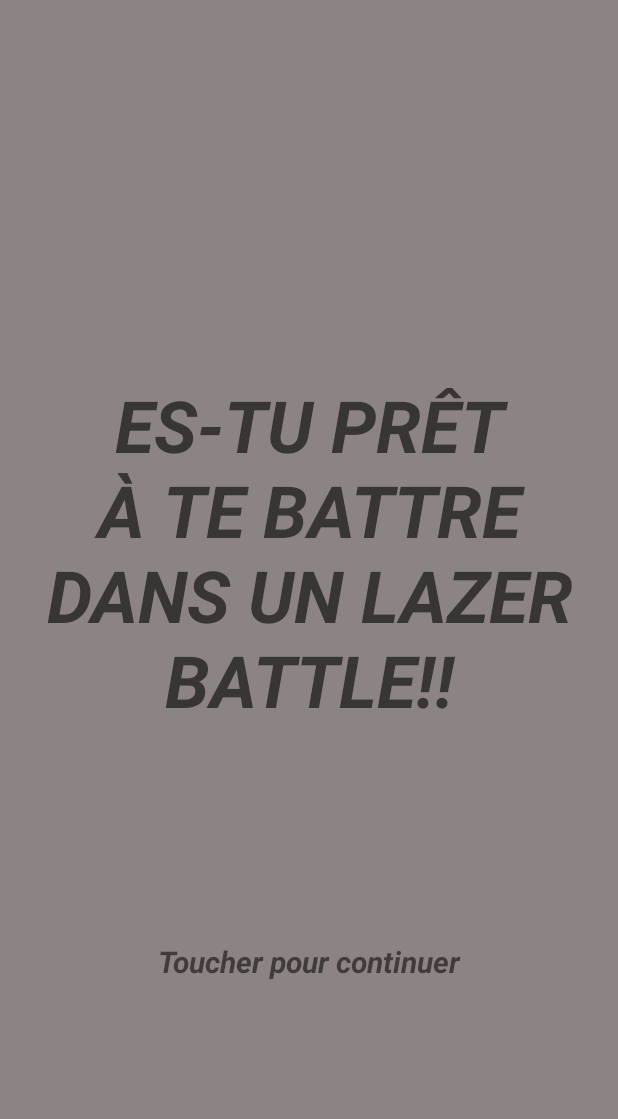
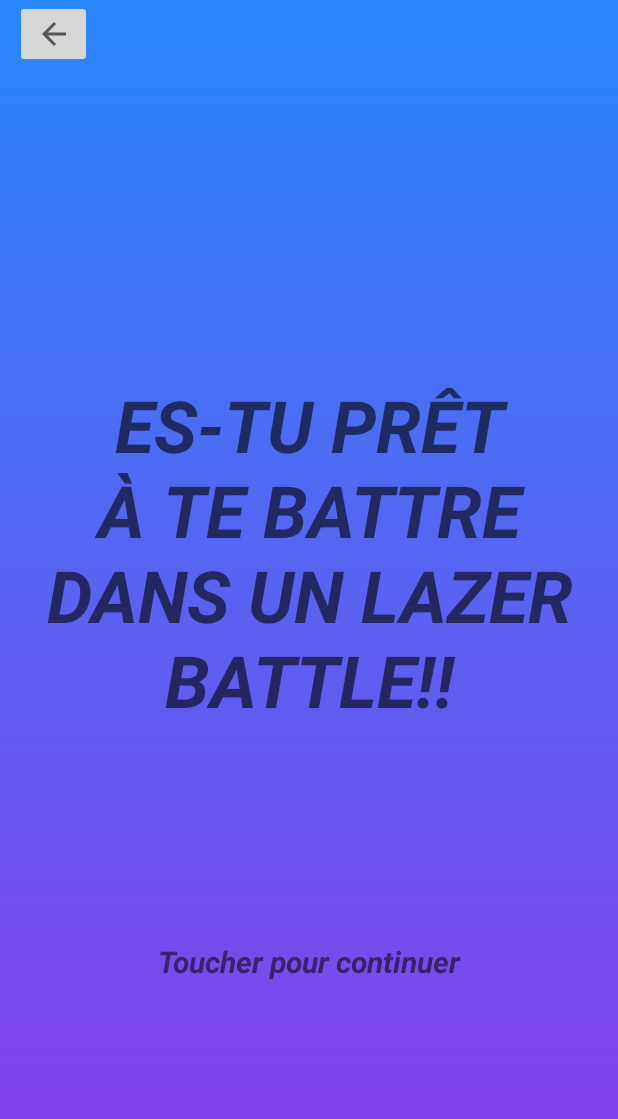
Before and after one commit to THlBQUT/MiniMaths, an Android app: the LazerBattle screen opened directly, with no data from a screen before it, on a phone screen of 412 x 824 dp. Shown: the top 1119 px of the screen. Run offline under Robolectric (Android 15) with nearby library versions, the phone set to English and light mode, and no system bars.

Commit message:
Lazer game

```diff
--- a/app/src/main/java/fr/ensisa/minimaths/Constantes.java
+++ b/app/src/main/java/fr/ensisa/minimaths/Constantes.java
@@ -11,4 +11,6 @@ public class Constantes {
     public static final String DEFAULT_DIFFICULTY = ID_DIFFICULTY_FACILE;
 
     public static final int MULTIPLIER_LAZER_BATTLE_FIGHT = 4;
+
+    public static final int SPEED_ANSWER_IA = 5000;
 }
--- /dev/null
+++ b/app/src/main/res/anim/defeat_dead_left_character.xml
@@ -0,0 +1,15 @@
+<?xml version="1.0" encoding="utf-8"?>
+<set xmlns:android="http://schemas.android.com/apk/res/android">
+    <rotate android:duration = "700"
+        android:fromDegrees="0"
+        android:toDegrees="540"
+        android:pivotX="100%"
+        android:pivotY="30%" />
+
+    <translate android:duration = "700"
+        android:fromXDelta = "0%"
+        android:fromYDelta="0%"
+        android:repeatCount = "0"
+        android:toYDelta="-100%"
+        android:toXDelta = "-150%"/>
+</set>
--- /dev/null
+++ b/app/src/main/res/anim/shakecombo.xml
@@ -0,0 +1,10 @@
+<?xml version="1.0" encoding="utf-8"?>
+<set xmlns:android="http://schemas.android.com/apk/res/android">
+    <translate android:duration = "100"
+        android:fromXDelta = "-3%"
+        android:fromYDelta="-3%"
+        android:repeatCount = "infinite"
+        android:repeatMode = "reverse"
+        android:toXDelta = "3%"
+        android:toYDelta="3%"/>
+</set>
--- /dev/null
+++ b/app/src/main/res/anim/victory_dead_right_character.xml
@@ -0,0 +1,15 @@
+<?xml version="1.0" encoding="utf-8"?>
+<set xmlns:android="http://schemas.android.com/apk/res/android">
+    <rotate android:duration = "700"
+        android:fromDegrees="0"
+        android:toDegrees="540"
+        android:pivotX="100%"
+        android:pivotY="30%" />
+
+    <translate android:duration = "700"
+        android:fromXDelta = "0%"
+        android:fromYDelta="0%"
+        android:repeatCount = "0"
+        android:toYDelta="-100%"
+        android:toXDelta = "150%"/>
+</set>
--- a/app/src/main/res/layout/activity_lazer.xml
+++ b/app/src/main/res/layout/activity_lazer.xml
@@ -4,9 +4,22 @@
     xmlns:tools="http://schemas.android.com/tools"
     android:layout_width="match_parent"
     android:layout_height="match_parent"
-    android:background="#8C8484"
+    android:background="@drawable/gradient"
     android:onClick="skipIntro"
     tools:context=".lazerbattle.LazerBattle">
+
+    <ImageButton
+        android:id="@+id/onclick2"
+        android:layout_width="51dp"
+        android:layout_height="45dp"
+        android:onClick="returnHome"
+        app:layout_constraintBottom_toBottomOf="parent"
+        app:layout_constraintEnd_toEndOf="parent"
+        app:layout_constraintHorizontal_bias="0.027"
+        app:layout_constraintStart_toStartOf="parent"
+        app:layout_constraintTop_toTopOf="parent"
+        app:layout_constraintVertical_bias="0.0"
+        app:srcCompat="?attr/actionModeCloseDrawable" />
 
     <TextView
         android:id="@+id/lazerGame_intro_text1"
@@ -98,7 +111,7 @@
         android:id="@+id/textinputlazer"
         android:layout_width="wrap_content"
         android:layout_height="wrap_content"
-        android:layout_marginBottom="244dp"
+        android:layout_marginTop="76dp"
         android:backgroundTint="#AF2B2B"
         android:ems="10"
         android:hint="Ecrire ici le résultat"
@@ -109,49 +122,113 @@
         app:layout_constraintEnd_toEndOf="parent"
         app:layout_constraintHorizontal_bias="0.497"
         app:layout_constraintStart_toStartOf="parent"
-        app:layout_constraintTop_toTopOf="@+id/lazerBattle_button_retry"
-        app:layout_constraintVertical_bias="0.0"
+        app:layout_constraintTop_toBottomOf="@+id/victory"
+        app:layout_constraintVertical_bias="0.05"
         tools:visibility="visible" />
 
     <ImageView
         android:id="@+id/background_lazer"
-        android:layout_width="411dp"
-        android:layout_height="290dp"
-        android:layout_marginTop="40dp"
+        android:layout_width="wrap_content"
+        android:layout_height="270dp"
         android:visibility="invisible"
+        app:layout_constraintBottom_toBottomOf="parent"
         app:layout_constraintEnd_toEndOf="parent"
         app:layout_constraintHorizontal_bias="0.0"
         app:layout_constraintStart_toStartOf="parent"
         app:layout_constraintTop_toTopOf="parent"
+        app:layout_constraintVertical_bias="0.136"
         app:srcCompat="@drawable/background"
+        tools:visibility="visible" />
+
+    <ImageView
+        android:id="@+id/screen"
+        android:layout_width="wrap_content"
+        android:layout_height="320dp"
+        android:visibility="invisible"
+        app:layout_constraintBottom_toBottomOf="parent"
+        app:layout_constraintEnd_toEndOf="parent"
+        app:layout_constraintHorizontal_bias="0.0"
+        app:layout_constraintStart_toStartOf="parent"
+        app:layout_constraintTop_toTopOf="parent"
+        app:layout_constraintVertical_bias="0.109"
+        app:srcCompat="@drawable/pixeltv"
         tools:visibility="visible" />
 
     <TextView
         android:id="@+id/textlazer"
-        android:layout_width="98dp"
-        android:layout_height="68dp"
-        android:layout_marginTop="160dp"
+        android:layout_width="81dp"
+        android:layout_height="41dp"
         android:text="TextView"
         android:textAlignment="center"
         android:textAppearance="@style/TextAppearance.AppCompat.Display2"
         android:textSize="22sp"
         android:visibility="invisible"
+        app:layout_constraintBottom_toBottomOf="@+id/background_lazer"
         app:layout_constraintEnd_toEndOf="parent"
-        app:layout_constraintHorizontal_bias="0.527"
+        app:layout_constraintStart_toStartOf="parent"
+        app:layout_constraintTop_toTopOf="@+id/background_lazer"
+        app:layout_constraintVertical_bias="0.471"
+        tools:visibility="visible" />
+
+    <TextView
+        android:id="@+id/combo"
+        android:layout_width="73dp"
+        android:layout_height="56dp"
+        android:rotation="-13"
+        android:text="TextView"
+        android:textAllCaps="true"
+        android:textColor="#F10606"
+        android:textSize="48sp"
+        android:textStyle="bold|italic"
+        android:visibility="invisible"
+        app:layout_constraintBottom_toTopOf="@+id/player1"
+        app:layout_constraintEnd_toEndOf="parent"
+        app:layout_constraintHorizontal_bias="0.109"
         app:layout_constraintStart_toStartOf="parent"
         app:layout_constraintTop_toTopOf="parent"
+        app:layout_constraintVertical_bias="0.923"
         tools:visibility="visible" />
 
     <ImageView
-        android:id="@+id/screen"
-        android:layout_width="413dp"
-        android:layout_height="295dp"
-        android:layout_marginTop="40dp"
+        android:id="@+id/lazerred"
+        android:layout_width="255dp"
+        android:layout_height="24dp"
+        android:scaleType="fitXY"
         android:visibility="invisible"
+        app:layout_constraintBottom_toBottomOf="@+id/background_lazer"
+        app:layout_constraintEnd_toStartOf="@+id/player2"
+        app:layout_constraintStart_toEndOf="@+id/player1"
+        app:layout_constraintTop_toTopOf="@+id/background_lazer"
+        app:layout_constraintVertical_bias="0.906"
+        app:srcCompat="@drawable/laserrouge"
+        tools:visibility="visible" />
+
+    <ImageView
+        android:id="@+id/lazerblue"
+        android:layout_width="255dp"
+        android:layout_height="24dp"
+        android:scaleType="fitXY"
+        android:visibility="invisible"
+        app:layout_constraintBottom_toBottomOf="@+id/background_lazer"
+        app:layout_constraintEnd_toEndOf="@+id/player2"
+        app:layout_constraintStart_toStartOf="@+id/player1"
+        app:layout_constraintTop_toTopOf="@+id/background_lazer"
+        app:layout_constraintVertical_bias="0.906"
+        app:srcCompat="@drawable/laserbleu"
+        tools:visibility="visible" />
+
+    <ImageView
+        android:id="@+id/lazershock"
+        android:layout_width="84dp"
+        android:layout_height="47dp"
+        android:visibility="invisible"
+        app:layout_constraintBottom_toBottomOf="@+id/background_lazer"
         app:layout_constraintEnd_toEndOf="parent"
+        app:layout_constraintHorizontal_bias="0.498"
         app:layout_constraintStart_toStartOf="parent"
-        app:layout_constraintTop_toTopOf="parent"
-        app:srcCompat="@drawable/pixeltv"
+        app:layout_constraintTop_toTopOf="@+id/background_lazer"
+        app:layout_constraintVertical_bias="0.946"
+        app:srcCompat="@drawable/interlaser"
         tools:visibility="visible" />
 
     <ImageView
@@ -159,26 +236,26 @@
         android:layout_width="42dp"
         android:layout_height="39dp"
         android:visibility="invisible"
-        app:layout_constraintBottom_toBottomOf="parent"
-        app:layout_constraintEnd_toEndOf="parent"
-        app:layout_constraintHorizontal_bias="0.149"
+        app:layout_constraintBottom_toBottomOf="@+id/background_lazer"
+        app:layout_constraintEnd_toEndOf="@+id/screen"
+        app:layout_constraintHorizontal_bias="0.081"
         app:layout_constraintStart_toStartOf="parent"
-        app:layout_constraintTop_toTopOf="parent"
-        app:layout_constraintVertical_bias="0.368"
+        app:layout_constraintTop_toTopOf="@+id/background_lazer"
+        app:layout_constraintVertical_bias="0.917"
         app:srcCompat="@drawable/male"
         tools:visibility="visible" />
 
     <ImageView
         android:id="@+id/player2"
-        android:layout_width="40dp"
-        android:layout_height="40dp"
+        android:layout_width="42dp"
+        android:layout_height="39dp"
         android:visibility="invisible"
-        app:layout_constraintBottom_toBottomOf="parent"
-        app:layout_constraintEnd_toEndOf="parent"
-        app:layout_constraintHorizontal_bias="0.835"
-        app:layout_constraintStart_toStartOf="parent"
-        app:layout_constraintTop_toTopOf="parent"
-        app:layout_constraintVertical_bias="0.367"
+        app:layout_constraintBottom_toBottomOf="@+id/background_lazer"
+        app:layout_constraintEnd_toEndOf="@+id/screen"
+        app:layout_constraintHorizontal_bias="0.858"
+        app:layout_constraintStart_toEndOf="@+id/player1"
+        app:layout_constraintTop_toTopOf="@+id/background_lazer"
+        app:layout_constraintVertical_bias="0.917"
         app:srcCompat="@drawable/female"
         tools:visibility="visible" />
 
```
Also changed, not shown: app/src/main/java/fr/ensisa/minimaths/lazerbattle/LazerBattle.java (+154 -18 lines), app/src/main/res/drawable/background.gif (deleted), app/src/main/res/drawable/background.png (added).
